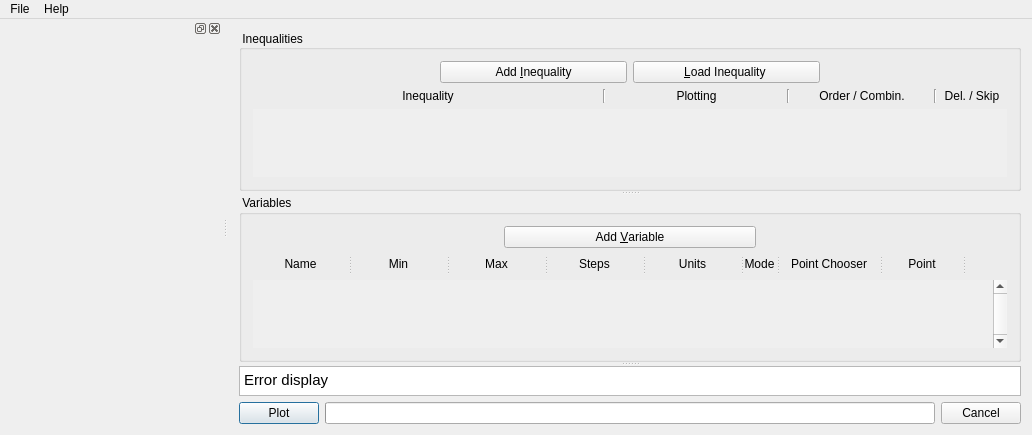
This is bareminimumplotter.ui in xpcoffee/plotus as Qt 5 draws it before an edit. The edited form follows.
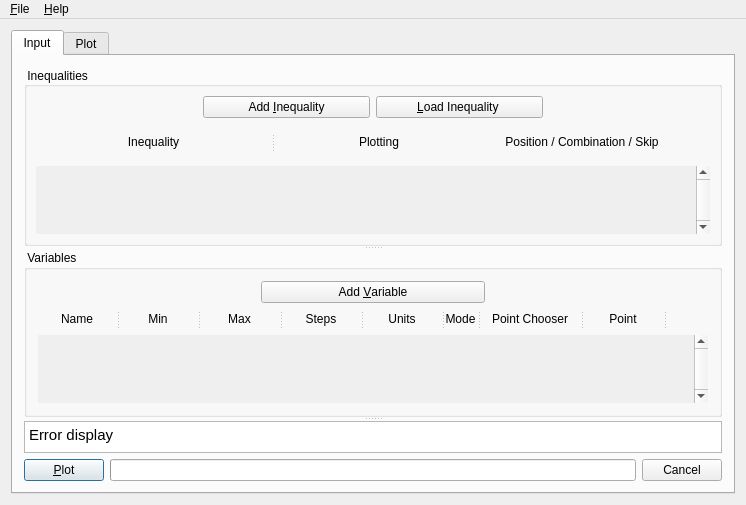
This is the edited form. Custom widgets are drawn as their Qt base class.

Commit message: changed layouts to tabs. implemented checks for unsaved work and warning messages before clearing and exiting. started implementing splitters for inequalities.

What changed in the file:
```diff
--- a/bareminimumplotter.ui
+++ b/bareminimumplotter.ui
@@ -6,8 +6,8 @@
    <rect>
     <x>0</x>
     <y>0</y>
-    <width>1032</width>
-    <height>433</height>
+    <width>720</width>
+    <height>494</height>
    </rect>
   </property>
   <property name="windowTitle">
@@ -16,6 +16,16 @@
   <widget class="QWidget" name="centralWidget">
    <layout class="QVBoxLayout" name="verticalLayout_4">
     <item>
+     <widget class="QTabWidget" name="tabWidget">
+      <property name="currentIndex">
+       <number>0</number>
+      </property>
+      <widget class="QWidget" name="tab_input">
+       <attribute name="title">
+        <string>Input</string>
+       </attribute>
+       <layout class="QVBoxLayout" name="verticalLayout_5">
+        <item>
      <widget class="QSplitter" name="splitter">
       <property name="frameShape">
        <enum>QFrame::Box</enum>
@@ -49,8 +59,17 @@
         <bool>false</bool>
        </property>
        <layout class="QVBoxLayout" name="layout_groupBox_Inequalities">
-        <property name="sizeConstraint">
-         <enum>QLayout::SetDefaultConstraint</enum>
+            <property name="leftMargin">
+             <number>9</number>
+            </property>
+            <property name="topMargin">
+             <number>9</number>
+            </property>
+            <property name="rightMargin">
+             <number>9</number>
+            </property>
+            <property name="bottomMargin">
+             <number>9</number>
         </property>
         <item>
          <layout class="QHBoxLayout" name="layout_AddInequality">
@@ -117,7 +136,17 @@
            <number>0</number>
           </property>
           <item>
+               <widget class="QSplitter" name="splitter_2">
+                <property name="orientation">
+                 <enum>Qt::Horizontal</enum>
+                </property>
            <widget class="QLabel" name="label_Inequality">
+                 <property name="minimumSize">
+                  <size>
+                   <width>235</width>
+                   <height>0</height>
+                  </size>
+                 </property>
             <property name="text">
              <string>Inequality</string>
             </property>
@@ -125,31 +154,19 @@
              <set>Qt::AlignCenter</set>
             </property>
            </widget>
-          </item>
-          <item>
-           <widget class="Line" name="line_10">
-            <property name="minimumSize">
-             <size>
-              <width>3</width>
-              <height>0</height>
-             </size>
-            </property>
-            <property name="orientation">
-             <enum>Qt::Vertical</enum>
-            </property>
-           </widget>
-          </item>
+                <widget class="QWidget" name="">
+                 <layout class="QHBoxLayout" name="horizontalLayout">
           <item>
            <widget class="QLabel" name="label_InequalityPlotOption">
             <property name="minimumSize">
              <size>
-              <width>181</width>
+                      <width>186</width>
               <height>0</height>
              </size>
             </property>
             <property name="maximumSize">
              <size>
-              <width>181</width>
+                      <width>186</width>
               <height>16777215</height>
              </size>
             </property>
@@ -161,75 +178,47 @@
             </property>
            </widget>
           </item>
-          <item>
-           <widget class="Line" name="line_9">
-            <property name="minimumSize">
-             <size>
-              <width>3</width>
-              <height>0</height>
-             </size>
-            </property>
-            <property name="orientation">
-             <enum>Qt::Vertical</enum>
-            </property>
-           </widget>
-          </item>
           <item>
            <widget class="QLabel" name="label_InequalityVisualization">
             <property name="minimumSize">
              <size>
-              <width>144</width>
+                      <width>208</width>
               <height>0</height>
              </size>
             </property>
             <property name="maximumSize">
              <size>
-              <width>144</width>
+                      <width>208</width>
               <height>16777215</height>
              </size>
             </property>
             <property name="text">
-             <string>Order / Combin.</string>
+                     <string>Position / Combination / Skip</string>
             </property>
             <property name="alignment">
              <set>Qt::AlignCenter</set>
             </property>
            </widget>
           </item>
+                 </layout>
+                </widget>
+               </widget>
+              </item>
           <item>
-           <widget class="Line" name="line_8">
-            <property name="minimumSize">
-             <size>
-              <width>3</width>
-              <height>0</height>
-             </size>
-            </property>
+               <spacer name="horizontalSpacer_InequalityScrollBar">
             <property name="orientation">
-             <enum>Qt::Vertical</enum>
-            </property>
-           </widget>
-          </item>
-          <item>
-           <widget class="QLabel" name="label">
-            <property name="minimumSize">
-             <size>
-              <width>70</width>
-              <height>0</height>
-             </size>
-            </property>
-            <property name="maximumSize">
+                 <enum>Qt::Horizontal</enum>
+                </property>
+                <property name="sizeType">
+                 <enum>QSizePolicy::Fixed</enum>
+                </property>
+                <property name="sizeHint" stdset="0">
              <size>
-              <width>70</width>
-              <height>16777215</height>
-             </size>
-            </property>
-            <property name="text">
-             <string>Del. / Skip</string>
-            </property>
-            <property name="alignment">
-             <set>Qt::AlignCenter</set>
-            </property>
-           </widget>
+                  <width>13</width>
+                  <height>20</height>
+                 </size>
+                </property>
+               </spacer>
           </item>
          </layout>
         </item>
@@ -259,6 +248,9 @@
           <property name="frameShape">
            <enum>QFrame::NoFrame</enum>
           </property>
+              <property name="verticalScrollBarPolicy">
+               <enum>Qt::ScrollBarAlwaysOn</enum>
+              </property>
           <property name="horizontalScrollBarPolicy">
            <enum>Qt::ScrollBarAsNeeded</enum>
           </property>
@@ -273,8 +265,8 @@
             <rect>
              <x>0</x>
              <y>0</y>
-             <width>771</width>
-             <height>67</height>
+                 <width>642</width>
+                 <height>68</height>
             </rect>
            </property>
            <layout class="QVBoxLayout" name="verticalLayout">
@@ -669,8 +661,8 @@
             <rect>
              <x>0</x>
              <y>0</y>
-             <width>757</width>
-             <height>62</height>
+                 <width>642</width>
+                 <height>68</height>
             </rect>
            </property>
            <layout class="QVBoxLayout" name="verticalLayout_2">
@@ -759,7 +751,7 @@
          <enum>Qt::TabFocus</enum>
         </property>
         <property name="text">
-         <string>Plot</string>
+             <string>&amp;Plot</string>
         </property>
         <property name="shortcut">
          <string notr="true">Ctrl+Return</string>
@@ -811,12 +803,11 @@
     </item>
    </layout>
   </widget>
-  <widget class="QDockWidget" name="dockWidget">
-   <attribute name="dockWidgetArea">
-    <number>1</number>
-   </attribute>
-   <widget class="QWidget" name="dockWidgetContents">
-    <layout class="QVBoxLayout" name="verticalLayout_3">
+      <widget class="QWidget" name="tab_plot">
+       <attribute name="title">
+        <string>Plot</string>
+       </attribute>
+       <layout class="QVBoxLayout" name="verticalLayout_6">
      <item>
       <widget class="QCustomPlot" name="plotter" native="true">
        <property name="sizePolicy">
@@ -845,18 +836,21 @@
     </layout>
    </widget>
   </widget>
+    </item>
+   </layout>
+  </widget>
   <widget class="QMenuBar" name="menuBar">
    <property name="geometry">
     <rect>
      <x>0</x>
      <y>0</y>
-     <width>1032</width>
+     <width>720</width>
      <height>20</height>
     </rect>
    </property>
    <widget class="QMenu" name="menuFile">
     <property name="title">
-     <string>File</string>
+     <string>&amp;File</string>
     </property>
     <addaction name="actionNew"/>
     <addaction name="actionOpen"/>
@@ -867,7 +861,7 @@
    </widget>
    <widget class="QMenu" name="menuHelp">
     <property name="title">
-     <string>Help</string>
+     <string>&amp;Help</string>
     </property>
     <addaction name="actionManual"/>
     <addaction name="actionAbout"/>
```
Left out of the diff: 43 changed lines with no effect on the pictures. Lines whose indentation alone changed are shown as unchanged. The commit also changes 5 other files.
